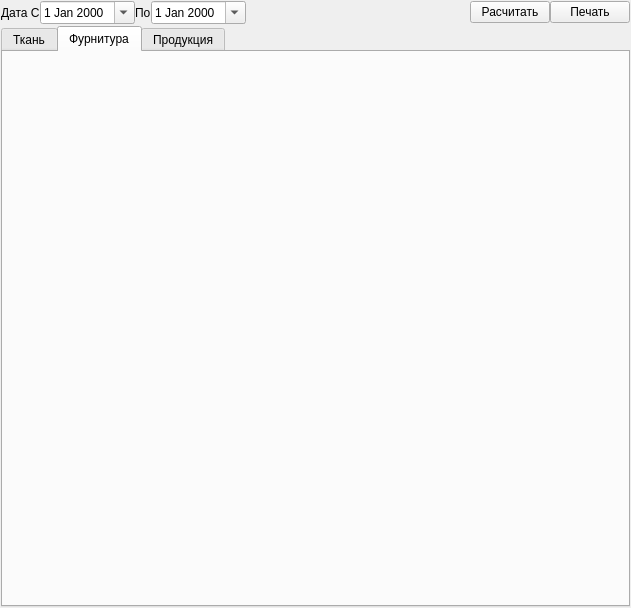
This is ui/transaction_warehouse.ui in Meller008/CRM-Avi as Qt 5 draws it before an edit. The edited form follows.
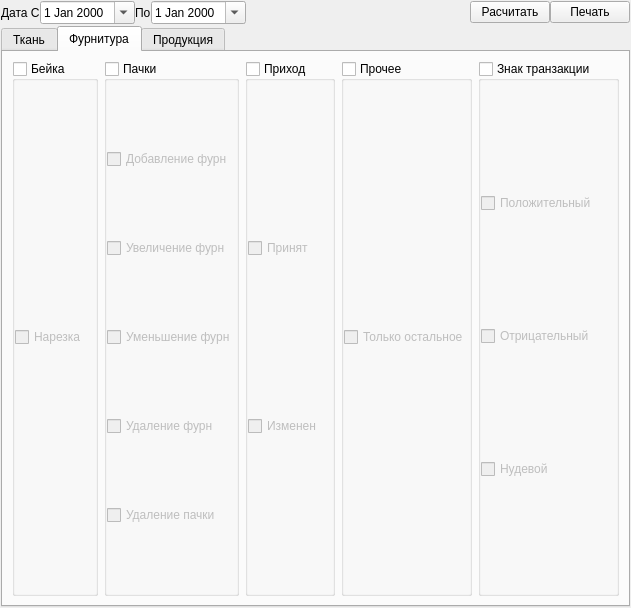
This is the edited form. The open tabs and pages were chosen to show the change.

Commit message: Работа -  Добавленно предупреждение об отсутствии у клиента пункта разгрузки!

```diff
--- a/ui/transaction_warehouse.ui
+++ b/ui/transaction_warehouse.ui
@@ -106,6 +106,246 @@
        <attribute name="title">
         <string>Фурнитура</string>
        </attribute>
+       <layout class="QGridLayout" name="gridLayout_15">
+        <item row="0" column="0">
+         <layout class="QGridLayout" name="gridLayout_8">
+          <item row="0" column="1">
+           <widget class="QGroupBox" name="gb_accessories_pack">
+            <property name="title">
+             <string>Пачки</string>
+            </property>
+            <property name="checkable">
+             <bool>true</bool>
+            </property>
+            <property name="checked">
+             <bool>false</bool>
+            </property>
+            <layout class="QGridLayout" name="gridLayout_10">
+             <property name="leftMargin">
+              <number>0</number>
+             </property>
+             <property name="topMargin">
+              <number>0</number>
+             </property>
+             <property name="rightMargin">
+              <number>0</number>
+             </property>
+             <property name="bottomMargin">
+              <number>0</number>
+             </property>
+             <property name="spacing">
+              <number>1</number>
+             </property>
+             <item row="0" column="0">
+              <widget class="QCheckBox" name="cb_product_order_shipped_2">
+               <property name="text">
+                <string>Добавление фурн</string>
+               </property>
+              </widget>
+             </item>
+             <item row="4" column="0">
+              <widget class="QCheckBox" name="cb_product_order_cancel_2">
+               <property name="text">
+                <string>Удаление пачки</string>
+               </property>
+              </widget>
+             </item>
+             <item row="1" column="0">
+              <widget class="QCheckBox" name="checkBox">
+               <property name="text">
+                <string>Увеличение фурн</string>
+               </property>
+              </widget>
+             </item>
+             <item row="3" column="0">
+              <widget class="QCheckBox" name="checkBox_2">
+               <property name="text">
+                <string>Удаление фурн</string>
+               </property>
+              </widget>
+             </item>
+             <item row="2" column="0">
+              <widget class="QCheckBox" name="checkBox_3">
+               <property name="text">
+                <string>Уменьшение фурн</string>
+               </property>
+              </widget>
+             </item>
+            </layout>
+           </widget>
+          </item>
+          <item row="0" column="4">
+           <widget class="QGroupBox" name="gb_accessories_sign">
+            <property name="title">
+             <string>Знак транзакции</string>
+            </property>
+            <property name="checkable">
+             <bool>true</bool>
+            </property>
+            <property name="checked">
+             <bool>false</bool>
+            </property>
+            <layout class="QGridLayout" name="gridLayout_11">
+             <property name="leftMargin">
+              <number>0</number>
+             </property>
+             <property name="topMargin">
+              <number>0</number>
+             </property>
+             <property name="rightMargin">
+              <number>0</number>
+             </property>
+             <property name="bottomMargin">
+              <number>0</number>
+             </property>
+             <property name="spacing">
+              <number>1</number>
+             </property>
+             <item row="1" column="0">
+              <widget class="QCheckBox" name="gb_accessories_sign_minus">
+               <property name="text">
+                <string>Отрицательный</string>
+               </property>
+              </widget>
+             </item>
+             <item row="0" column="0">
+              <widget class="QCheckBox" name="gb_accessories_sign_plus">
+               <property name="text">
+                <string>Положительный</string>
+               </property>
+              </widget>
+             </item>
+             <item row="2" column="0">
+              <widget class="QCheckBox" name="gb_accessories_sign_nul">
+               <property name="text">
+                <string>Нудевой</string>
+               </property>
+              </widget>
+             </item>
+            </layout>
+           </widget>
+          </item>
+          <item row="0" column="3">
+           <widget class="QGroupBox" name="gb_accessories_other">
+            <property name="title">
+             <string>Прочее</string>
+            </property>
+            <property name="checkable">
+             <bool>true</bool>
+            </property>
+            <property name="checked">
+             <bool>false</bool>
+            </property>
+            <layout class="QGridLayout" name="gridLayout_12">
+             <property name="leftMargin">
+              <number>0</number>
+             </property>
+             <property name="topMargin">
+              <number>0</number>
+             </property>
+             <property name="rightMargin">
+              <number>0</number>
+             </property>
+             <property name="bottomMargin">
+              <number>0</number>
+             </property>
+             <property name="spacing">
+              <number>1</number>
+             </property>
+             <item row="0" column="0">
+              <widget class="QCheckBox" name="gb_accessories_other_other">
+               <property name="text">
+                <string>Только остальное</string>
+               </property>
+              </widget>
+             </item>
+            </layout>
+           </widget>
+          </item>
+          <item row="0" column="0">
+           <widget class="QGroupBox" name="gb_accessories_beika">
+            <property name="title">
+             <string>Бейка</string>
+            </property>
+            <property name="checkable">
+             <bool>true</bool>
+            </property>
+            <property name="checked">
+             <bool>false</bool>
+            </property>
+            <layout class="QGridLayout" name="gridLayout_13">
+             <property name="leftMargin">
+              <number>0</number>
+             </property>
+             <property name="topMargin">
+              <number>0</number>
+             </property>
+             <property name="rightMargin">
+              <number>0</number>
+             </property>
+             <property name="bottomMargin">
+              <number>0</number>
+             </property>
+             <property name="spacing">
+              <number>1</number>
+             </property>
+             <item row="0" column="0">
+              <widget class="QCheckBox" name="gb_accessories_beika_in">
+               <property name="text">
+                <string>Нарезка</string>
+               </property>
+              </widget>
+             </item>
+            </layout>
+           </widget>
+          </item>
+          <item row="0" column="2">
+           <widget class="QGroupBox" name="gb_accessories_supply">
+            <property name="title">
+             <string>Приход</string>
+            </property>
+            <property name="checkable">
+             <bool>true</bool>
+            </property>
+            <property name="checked">
+             <bool>false</bool>
+            </property>
+            <layout class="QGridLayout" name="gridLayout_14">
+             <property name="leftMargin">
+              <number>0</number>
+             </property>
+             <property name="topMargin">
+              <number>0</number>
+             </property>
+             <property name="rightMargin">
+              <number>0</number>
+             </property>
+             <property name="bottomMargin">
+              <number>0</number>
+             </property>
+             <property name="spacing">
+              <number>1</number>
+             </property>
+             <item row="0" column="0">
+              <widget class="QCheckBox" name="cb_product_pack_in_2">
+               <property name="text">
+                <string>Принят</string>
+               </property>
+              </widget>
+             </item>
+             <item row="1" column="0">
+              <widget class="QCheckBox" name="cb_product_pack_change_2">
+               <property name="text">
+                <string>Изменен</string>
+               </property>
+              </widget>
+             </item>
+            </layout>
+           </widget>
+          </item>
+         </layout>
+        </item>
+       </layout>
       </widget>
       <widget class="QWidget" name="tab_3">
        <attribute name="title">
```
The commit also changes 1 other file.
